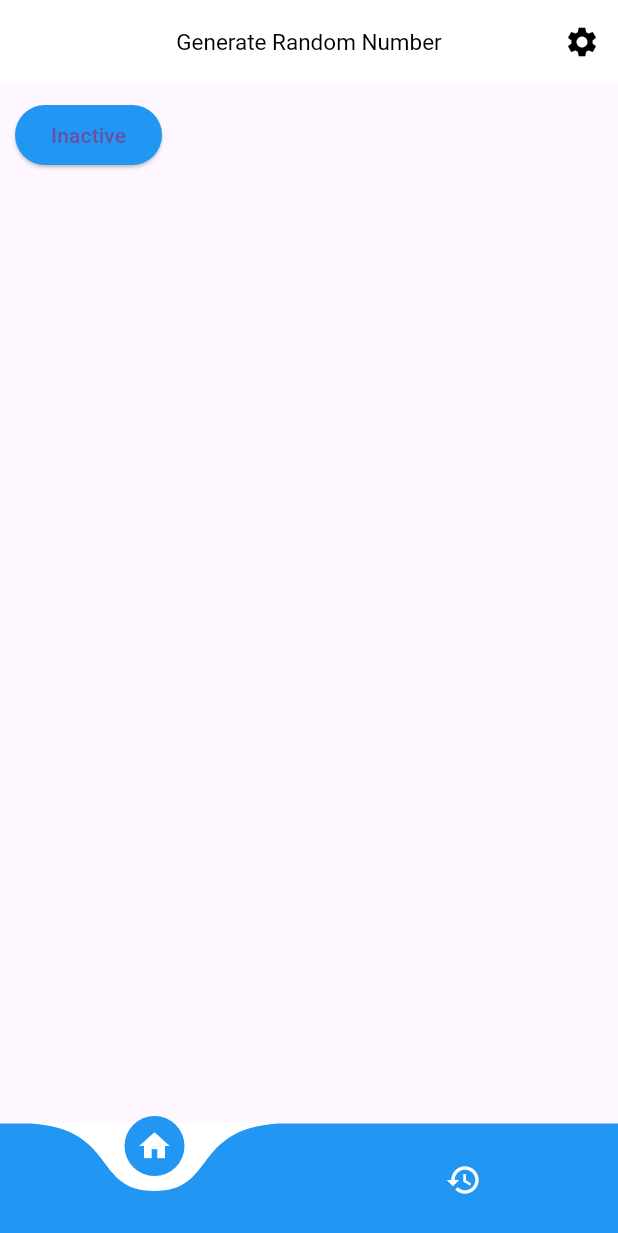
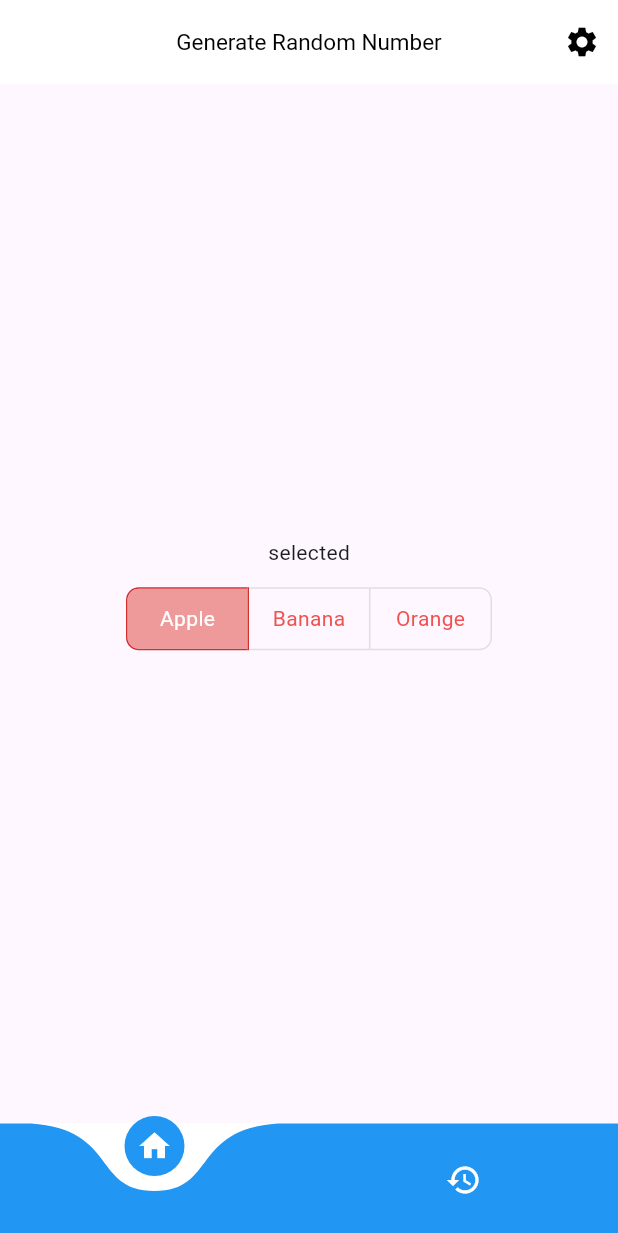
Before and after one commit to mengseusorm/random-number-app, a Flutter app: the screen it shows after launch, on a phone screen of 412 x 824 dp. Shown: the top 1233 px of the screen. Run offline on Flutter 3.47's test engine with Material 3 defaults, Android fonts, the light colour scheme and no system bars; drawn by our look-alikes of curved_navigation_bar; our stand-ins replace get, getwidget.

Commit message:
test button

```diff
--- a/lib/controller/randomController.dart
+++ b/lib/controller/randomController.dart
@@ -1,9 +1,12 @@
 import 'package:get/get.dart';
 
-class ButtonController extends GetxController {
-var isActive = false.obs; // Observable variable
+class OptionContoller extends GetxController {
+  RxList<bool> selectedOptions = [true, false, false].obs;
+  void toggleOption(int index) {
+    // selectedOptions[index] = !selectedOptions[index];
 
-  void toggleActive() {
-    isActive.value = !isActive.value;
+      for (int i = 0; i < selectedOptions.length; i++) {
+        selectedOptions[i] = i == index;
+      }
   }
 }
--- a/lib/views/page/home.dart
+++ b/lib/views/page/home.dart
@@ -3,22 +3,46 @@ import 'package:get/get.dart';
 import 'package:random_number_app/controller/randomController.dart';
 
 class Home extends StatelessWidget {
-  final ButtonController controller = Get.put(ButtonController());
+  final OptionContoller controller = Get.put(OptionContoller());
+
+  List<Widget> fruits = <Widget>[
+    Text('Apple'),
+    Text('Banana'),
+    Text('Orange')
+  ];
+  bool vertical = false;
 
   @override
   Widget build(BuildContext context) {
     return Scaffold(
-        body: Padding(
-            padding: EdgeInsets.all(10),
-            child: Obx(() => ElevatedButton(
-              onPressed: controller.toggleActive,
-              style: ElevatedButton.styleFrom(
-                backgroundColor: controller.isActive.value ? Colors.green : Colors.blue,
-              ),
-              child: Text(controller.isActive.value ? "Active" : "Inactive"),
-            )),
+      body: Center(
+        child: SingleChildScrollView(
+          child: Column(
+            mainAxisSize: MainAxisSize.min,
+            mainAxisAlignment: MainAxisAlignment.center,
+            children: [
+              Text("selected"),
+              Padding(
+                padding: EdgeInsets.all(10),
+                child: Obx(() => ToggleButtons(
+                  direction: vertical ? Axis.vertical : Axis.horizontal,
+                  isSelected: controller.selectedOptions,
+                  onPressed: (index) => {
+                    controller.toggleOption(index)
+                  },
+                  borderRadius: const BorderRadius.all(Radius.circular(8)),
+                  selectedBorderColor: Colors.red[700],
+                  selectedColor: Colors.white,
+                  fillColor: Colors.red[200],
+                  color: Colors.red[400],
+                  constraints: const BoxConstraints(minHeight: 40.0, minWidth: 80.0),
+                  children: fruits,
+                )),
+              )
+            ],
+          ),
         ),
-
+      ),
     );
   }
 }
```
